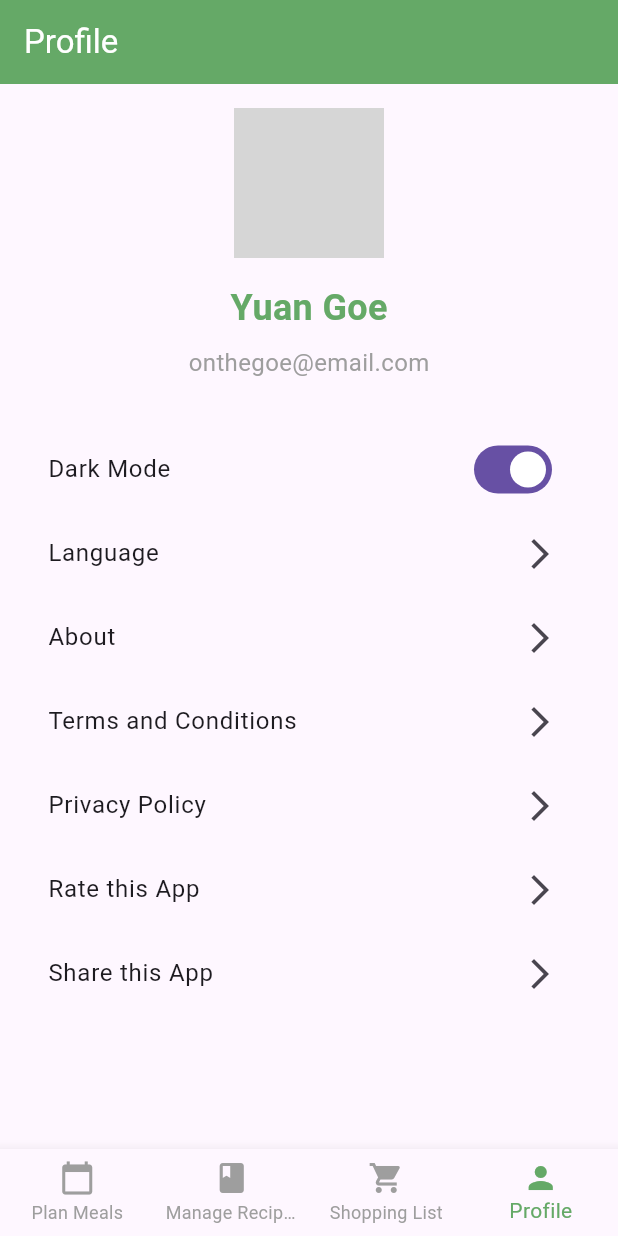
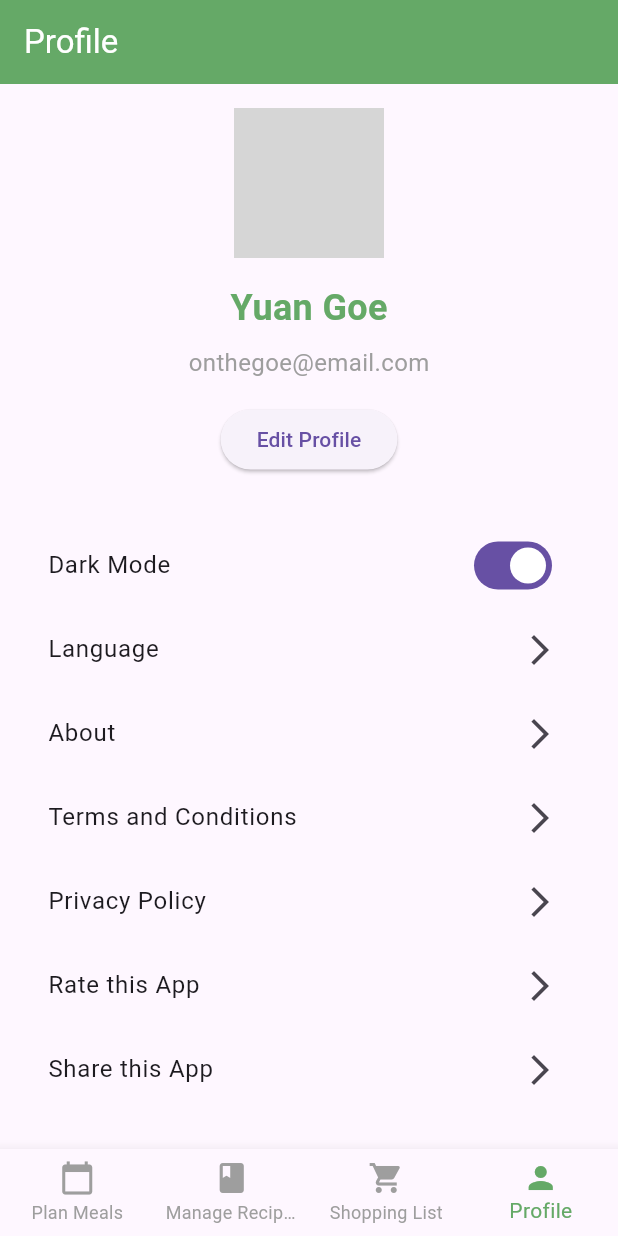
Before and after one commit to mirraiee/meal-planner, a Flutter app: the MainScreen screen opened directly, item 4 of the bottom bar chosen, after a tap on "Dark Mode", on a phone screen of 412 x 824 dp. Run offline on Flutter 3.47's test engine with Material 3 defaults, Android fonts, the phone set to English and light mode, and no system bars; grey boxes are pictures that could not be loaded.

Commit message:
Added edit screen

```diff
--- a/lib/screens/profile_screen.dart
+++ b/lib/screens/profile_screen.dart
@@ -1,4 +1,5 @@
 import 'package:flutter/material.dart';
+import 'editprofile.dart'; // Import the edit profile screen
 
 class ProfileScreen extends StatefulWidget {
   const ProfileScreen({super.key});
@@ -8,7 +9,8 @@ class ProfileScreen extends StatefulWidget {
 }
 
 class _ProfileScreenState extends State<ProfileScreen> {
-  bool isDarkMode = false;
+  bool isDarkMode = false; // State variable for dark mode
+
   @override
   Widget build(BuildContext context) {
     return Padding(
@@ -43,13 +45,26 @@ class _ProfileScreenState extends State<ProfileScreen> {
               ],
             ),
           ),
+          const SizedBox(height: 16),
+          Center(
+            child: ElevatedButton(
+              onPressed: () {
+                Navigator.push(
+                  context,
+                  MaterialPageRoute(
+                      builder: (context) => const EditProfileScreen()),
+                );
+              },
+              child: const Text('Edit Profile'),
+            ),
+          ),
           const SizedBox(height: 32),
           SwitchListTile(
             title: const Text('Dark Mode'),
-            value: isDarkMode,
+            value: isDarkMode, // Use the state variable
             onChanged: (bool value) {
               setState(() {
-                isDarkMode = value;
+                isDarkMode = value; // Toggle state without applying dark mode
               });
             },
           ),
```
Also changed, not shown: lib/screens/editprofile.dart (added, +81 -0 lines).
